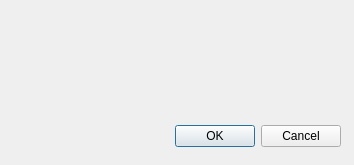
Above: savechanges.ui from libresilicon/qtflow before the change. Below: the same form after it.
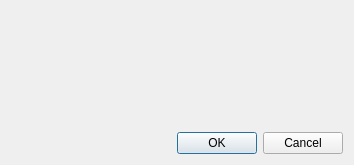
That is the form after the change.

The edit to the form file:
```diff
--- a/savechanges.ui
+++ b/savechanges.ui
@@ -13,15 +13,16 @@
   <property name="windowTitle">
    <string>Dialog</string>
   </property>
+  <layout class="QVBoxLayout" name="verticalLayout">
+   <item>
+    <widget class="QLabel" name="label">
+     <property name="text">
+      <string/>
+     </property>
+    </widget>
+   </item>
+   <item>
   <widget class="QDialogButtonBox" name="buttonBox">
-   <property name="geometry">
-    <rect>
-     <x>0</x>
-     <y>120</y>
-     <width>341</width>
-     <height>32</height>
-    </rect>
-   </property>
    <property name="orientation">
     <enum>Qt::Horizontal</enum>
    </property>
@@ -29,19 +30,8 @@
     <set>QDialogButtonBox::Cancel|QDialogButtonBox::Ok</set>
    </property>
   </widget>
-  <widget class="QLabel" name="label">
-   <property name="geometry">
-    <rect>
-     <x>30</x>
-     <y>30</y>
-     <width>341</width>
-     <height>81</height>
-    </rect>
-   </property>
-   <property name="text">
-    <string/>
-   </property>
-  </widget>
+   </item>
+  </layout>
  </widget>
  <resources/>
  <connections>
```
Lines whose indentation alone changed are shown as unchanged.
